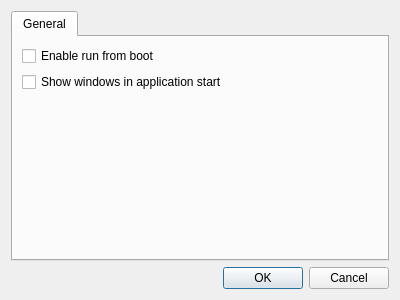
Before: the Qt Designer form App/DlgOption.ui in KangLin/Calendar, drawn with Qt 5.
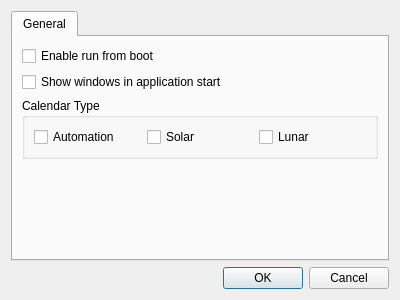
After: the same form once the commit is applied. Icons and pictures are not drawn.

Commit message: App: add calendar type option

The edit to the form file:
```diff
--- a/App/DlgOption.ui
+++ b/App/DlgOption.ui
@@ -14,8 +14,7 @@
    <string>Option</string>
   </property>
   <property name="windowIcon">
-   <iconset theme="system-settings">
-   </iconset>
+   <iconset theme="system-settings"/>
   </property>
   <layout class="QGridLayout" name="gridLayout">
    <item row="0" column="0">
@@ -27,14 +26,7 @@
       <attribute name="title">
        <string>General</string>
       </attribute>
-      <layout class="QGridLayout" name="gridLayout_2">
-       <item row="1" column="0">
-        <widget class="QCheckBox" name="cbShowMainWindows">
-         <property name="text">
-          <string>Show windows in application start</string>
-         </property>
-        </widget>
-       </item>
+      <layout class="QGridLayout" name="gridLayout_3">
        <item row="0" column="0">
         <widget class="QCheckBox" name="cbRunFromBoot">
          <property name="sizePolicy">
@@ -48,7 +40,50 @@
          </property>
         </widget>
        </item>
+       <item row="1" column="0">
+        <widget class="QCheckBox" name="cbShowMainWindows">
+         <property name="text">
+          <string>Show windows in application start</string>
+         </property>
+        </widget>
+       </item>
        <item row="2" column="0">
+        <widget class="QGroupBox" name="groupBox">
+         <property name="title">
+          <string>Calendar Type</string>
+         </property>
+         <layout class="QGridLayout" name="gridLayout_2">
+          <item row="0" column="0">
+           <widget class="QCheckBox" name="cbAutomation">
+            <property name="text">
+             <string>Automation</string>
+            </property>
+            <property name="checked">
+             <bool>false</bool>
+            </property>
+            <property name="tristate">
+             <bool>false</bool>
+            </property>
+           </widget>
+          </item>
+          <item row="0" column="1">
+           <widget class="QCheckBox" name="cbSolar">
+            <property name="text">
+             <string>Solar</string>
+            </property>
+           </widget>
+          </item>
+          <item row="0" column="2">
+           <widget class="QCheckBox" name="cbLunar">
+            <property name="text">
+             <string>Lunar</string>
+            </property>
+           </widget>
+          </item>
+         </layout>
+        </widget>
+       </item>
+       <item row="3" column="0">
         <spacer name="verticalSpacer">
          <property name="orientation">
           <enum>Qt::Vertical</enum>
```
Left out of the diff: 5 changed lines with no effect on the pictures. The commit also changes 5 other files.
